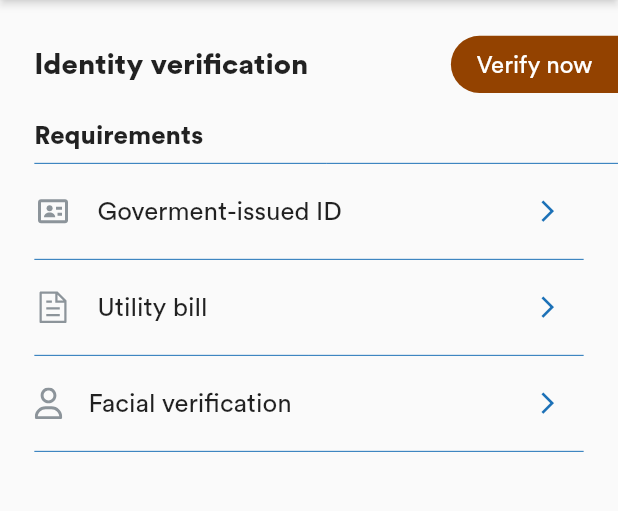
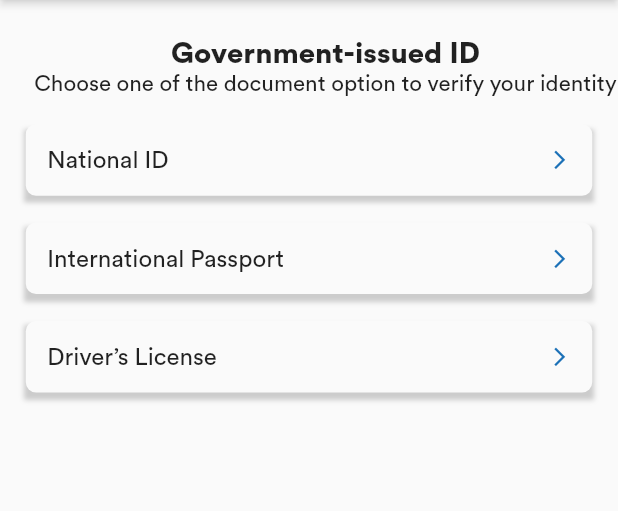
Before and after one commit to Ajaodolapo1301/vh_jobs, a Flutter app: the IdentityVerification screen opened by its route, after a tap on the "arrow forward ios" icon, on a phone screen of 412 x 824 dp, the part 90-601 px from its top. Run offline on Flutter 3.47's test engine with Material 2 defaults, Android fonts, the phone set to English and light mode, and no system bars; our stand-ins replace cached_network_image, device_info_plus, device_preview, dio, flutter_local_notifications, flutter_screenutil and 5 more; accounts and stored records are empty; project files that could hold a hidden picture were left out.

Commit message:
identity verif

```diff
--- /dev/null
+++ b/lib/modules/profie/model/govt_model.dart
@@ -0,0 +1,26 @@
+import 'package:flutter/material.dart';
+
+class GovtItem {
+  final String title;
+
+  final VoidCallback onTap;
+
+  const GovtItem({required this.title, required this.onTap});
+
+  static List<GovtItem> loadGovtItem1(context) {
+    return <GovtItem>[
+      GovtItem(title: "National ID", onTap: () {}),
+      GovtItem(title: "International Passport", onTap: () {}),
+      GovtItem(title: "Driver’s License", onTap: () {}),
+    ];
+  }
+
+  static List<GovtItem> loadGovtItem2(context) {
+    return <GovtItem>[
+      GovtItem(title: "Electricity Bill", onTap: () {}),
+      GovtItem(title: "Water Bill", onTap: () {}),
+      GovtItem(title: "Rental Agreement", onTap: () {}),
+      GovtItem(title: "Bank Statement", onTap: () {}),
+    ];
+  }
+}
--- a/lib/modules/profie/route/routes.dart
+++ b/lib/modules/profie/route/routes.dart
@@ -9,4 +9,8 @@ class ProfileRoutes {
   static const addAddress = "/add-address";
   static const security = "/security";
   static const identityVerification = "/identityVerification";
+  static const govtIssueId = "/govtIssueId";
+  static const utilityBill = "/utilityBill";
+  static const facial = "/facial";
+  static const successPage = "/successPage";
 }
--- /dev/null
+++ b/lib/modules/profie/widget/IdentityVerification/govt_issue_id.dart
@@ -0,0 +1,124 @@
+import 'package:flutter/cupertino.dart';
+import 'package:flutter/material.dart';
+import 'package:flutter_screenutil/flutter_screenutil.dart';
+
+import '../../../../shared/style/font_style.dart';
+import '../../../../shared/utils/colors.dart';
+import '../../../../shared/widgets/appbars/vhjob_appbar.dart';
+import '../../model/govt_model.dart';
+
+class GovtIssueId extends StatefulWidget {
+  const GovtIssueId({Key? key}) : super(key: key);
+
+  @override
+  _GovtIssueIdState createState() => _GovtIssueIdState();
+}
+
+class _GovtIssueIdState extends State<GovtIssueId> {
+  bool pinCode = false;
+  @override
+  Widget build(BuildContext context) {
+    return Scaffold(
+      appBar: const VhjobsAppBar(
+        gradientAppBar: true,
+      ),
+      body: Column(
+        crossAxisAlignment: CrossAxisAlignment.start,
+        children: [
+          SizedBox(
+            height: 20.h,
+          ),
+          Container(
+            padding: EdgeInsets.only(left: 20.w),
+            child: Column(
+              mainAxisAlignment: MainAxisAlignment.spaceBetween,
+              children: [
+                Text(
+                  "Government-issued ID",
+                  style: kBold900,
+                ),
+                Text(
+                  "Choose one of the document option to verify your identity",
+                  style: kBold300.copyWith(fontSize: 13.sp),
+                ),
+              ],
+            ),
+          ),
+          SizedBox(
+            height: 15.h,
+          ),
+          Expanded(
+            child: ListView.separated(
+                itemBuilder: (context, index) {
+                  GovtItem item = GovtItem.loadGovtItem1(context)[index];
+                  return GovtWidget(text: item.title, onTap: item.onTap);
+                },
+                separatorBuilder: (context, index) {
+                  return SizedBox(
+                    height: 15.h,
+                  );
+                },
+                itemCount: GovtItem.loadGovtItem1(context).length),
+          )
+        ],
+      ),
+    );
+  }
+}
+
+class GovtWidget extends StatelessWidget {
+  final String? text;
+  final VoidCallback? onTap;
+  const GovtWidget({Key? key, this.text, this.onTap}) : super(key: key);
+
+  @override
+  Widget build(BuildContext context) {
+    return InkWell(
+      onTap: () {},
+      child: Container(
+        margin: EdgeInsets.symmetric(horizontal: 15.w, vertical: 0.h),
+        child: Container(
+          // height: 295.h,
+          // width: 161.w,
+          decoration: BoxDecoration(
+            boxShadow: [
+              BoxShadow(
+                color: Colors.grey.withOpacity(0.5),
+                spreadRadius: 1,
+                blurRadius: 2,
+                offset: const Offset(0, 4),
+              ),
+            ],
+          ),
+
+          child: Material(
+            shadowColor: Colors.black26,
+            borderRadius: BorderRadius.circular(6.r),
+            child: Container(
+              padding: EdgeInsets.all(12.h),
+              child: Column(
+                mainAxisAlignment: MainAxisAlignment.spaceAround,
+                crossAxisAlignment: CrossAxisAlignment.start,
+                children: [
+                  Row(
+                      mainAxisAlignment: MainAxisAlignment.spaceBetween,
+                      children: [
+                        Text(
+                          text!,
+                          style: kBold400,
+                        ),
+                        Icon(
+                          Icons.arrow_forward_ios_sharp,
+                          color: AppColors.vhBlue,
+                          size: 13.sp,
+                        ),
+                      ]),
+                ],
+              ),
+            ),
+          ),
+        ),
+      ),
+    );
+  }
+}
--- a/lib/modules/profie/widget/IdentityVerification/root.dart
+++ b/lib/modules/profie/widget/IdentityVerification/root.dart
@@ -1,12 +1,15 @@
 import 'package:flutter/cupertino.dart';
 import 'package:flutter/material.dart';
 import 'package:flutter_screenutil/flutter_screenutil.dart';
+import 'package:flutter_svg/svg.dart';
 
+import '../../../../config/app_startup.dart';
+import '../../../../shared/navigation/navigation_service.dart';
 import '../../../../shared/style/font_style.dart';
 import '../../../../shared/utils/asset_images.dart';
 import '../../../../shared/utils/colors.dart';
 import '../../../../shared/widgets/appbars/vhjob_appbar.dart';
-import '../security/root.dart';
+import '../../route/routes.dart';
 
 class IdentityVerification extends StatefulWidget {
   const IdentityVerification({Key? key}) : super(key: key);
@@ -78,24 +81,28 @@ class _IdentityVerificationState extends State<IdentityVerification> {
                 padding: EdgeInsets.symmetric(horizontal: 20.w),
                 child: Column(
                   children: [
-                    SecurityWidget(
-                      isOn: pinCode,
-                      isSwitch: false,
+                    IdentityWidget(
+                      onTap: () {
+                        serviceLocator<NavigationService>()
+                            .to(routeName: ProfileRoutes.govtIssueId);
+                      },
                       image: AssetResources.idCard,
                       text: "Goverment-issued ID",
                     ),
-                    SecurityWidget(
-                      isOn: pinCode,
-                      isSwitch: false,
-                      image: AssetResources.document,
-                      text: "Utility bill",
-                    ),
-                    SecurityWidget(
-                      isOn: pinCode,
-                      isSwitch: false,
-                      image: AssetResources.user,
-                      text: "Facial verification",
-                    ),
+                    IdentityWidget(
+                        image: AssetResources.document,
+                        text: "Utility bill",
+                        onTap: () {
+                          serviceLocator<NavigationService>()
+                              .to(routeName: ProfileRoutes.utilityBill);
+                        }),
+                    IdentityWidget(
+                        image: AssetResources.user,
+                        text: "Facial verification",
+                        onTap: () {
+                          serviceLocator<NavigationService>()
+                              .to(routeName: ProfileRoutes.facial);
+                        }),
                   ],
                 ),
               ),
@@ -109,3 +116,55 @@ class _IdentityVerificationState extends State<IdentityVerification> {
     );
   }
 }
+
+class IdentityWidget extends StatefulWidget {
+  final String? image;
+  final String? text;
+  final VoidCallback? onTap;
+
+  IdentityWidget({
+    Key? key,
+    this.image,
+    this.text,
+    this.onTap,
+  }) : super(key: key);
+
+  @override
+  State<IdentityWidget> createState() => _IdentityWidgetState();
+}
+
+class _IdentityWidgetState extends State<IdentityWidget> {
+  @override
+  Widget build(BuildContext context) {
+    return InkWell(
+      onTap: widget.onTap,
+      child: Column(
+        children: [
+          Row(children: [
+            Row(children: [
+              SvgPicture.asset(widget.image!),
+              SizedBox(
+                width: 15.w,
+              ),
+              Text(
+                widget.text!,
+                style: kBold300.copyWith(fontSize: 15.sp),
+              )
+            ]),
+            const Spacer(),
+            IconButton(
+                color: AppColors.vhBlue,
+                icon: Icon(
+                  Icons.arrow_forward_ios_sharp,
+                  size: 15.sp,
+                ),
+                onPressed: widget.onTap)
+          ]),
+          Divider(
+            color: AppColors.vhBlue,
+          )
+        ],
+      ),
+    );
+  }
+}
--- a/lib/modules/profie/widget/security/root.dart
+++ b/lib/modules/profie/widget/security/root.dart
@@ -101,12 +101,14 @@ class SecurityWidget extends StatefulWidget {
   bool isOn;
   final String? image;
   final String? text;
+  final VoidCallback? onTap;
   bool isSwitch;
   SecurityWidget(
       {Key? key,
       this.isOn = false,
       this.image,
       this.text,
+      this.onTap,
       this.isSwitch = true})
       : super(key: key);
 
@@ -150,8 +152,7 @@ class _SecurityWidgetState extends State<SecurityWidget> {
                     Icons.arrow_forward_ios_sharp,
                     size: 15.sp,
                   ),
-                  onPressed: () {},
-                )
+                  onPressed: widget.onTap)
         ]),
         Divider(
           color: AppColors.vhBlue,
--- a/lib/shared/navigation/routes.dart
+++ b/lib/shared/navigation/routes.dart
@@ -1,4 +1,5 @@
 import 'package:flutter/material.dart';
+import 'package:vh_jobs/modules/profie/widget/IdentityVerification/utility_issue_id.dart';
 
 import '../../modules/auth/root.dart';
 import '../../modules/auth/route/routes.dart';
@@ -10,7 +11,10 @@ import '../../modules/orders/empty.dart';
 import '../../modules/orders/root2.dart';
 import '../../modules/orders/route/routes.dart';
 import '../../modules/profie/route/routes.dart';
+import '../../modules/profie/widget/IdentityVerification/facial.dart';
+import '../../modules/profie/widget/IdentityVerification/govt_issue_id.dart';
 import '../../modules/profie/widget/IdentityVerification/root.dart';
+import '../../modules/profie/widget/IdentityVerification/success_page.dart';
 import '../../modules/profie/widget/manageAddress/add_address.dart';
 import '../../modules/profie/widget/manageAddress/address_list.dart';
 import '../../modules/profie/widget/manageAddress/root.dart';
@@ -97,5 +101,17 @@ var routes = (RouteSettings settings) {
 
     case ProfileRoutes.identityVerification:
       return FadeRoute(page: const IdentityVerification());
+
+    case ProfileRoutes.govtIssueId:
+      return FadeRoute(page: const GovtIssueId());
+
+    case ProfileRoutes.utilityBill:
+      return FadeRoute(page: const UtilityBill());
+
+    case ProfileRoutes.facial:
+      return FadeRoute(page: const Facial());
+
+    case ProfileRoutes.successPage:
+      return FadeRoute(page: const SuccessPage());
   }
 };
--- a/lib/shared/utils/asset_images.dart
+++ b/lib/shared/utils/asset_images.dart
@@ -62,6 +62,8 @@ class AssetResources {
   static const idCard = "assets/images/profile/id-card.svg";
   static const user = "assets/images/profile/user.svg";
 
+  static const check = "assets/images/profile/check.png";
+
   //wallet
   static const filter = "assets/images/profile/mi_filter.svg";
   static const inflow = "assets/images/profile/inflow.svg";
```
Also changed, not shown: lib/modules/profie/widget/IdentityVerification/facial.dart (added, +131 -0 lines), lib/modules/profie/widget/IdentityVerification/success_page.dart (added, +108 -0 lines), lib/modules/profie/widget/IdentityVerification/utility_issue_id.dart (added, +124 -0 lines), assets/images/profile/check.png (added).
